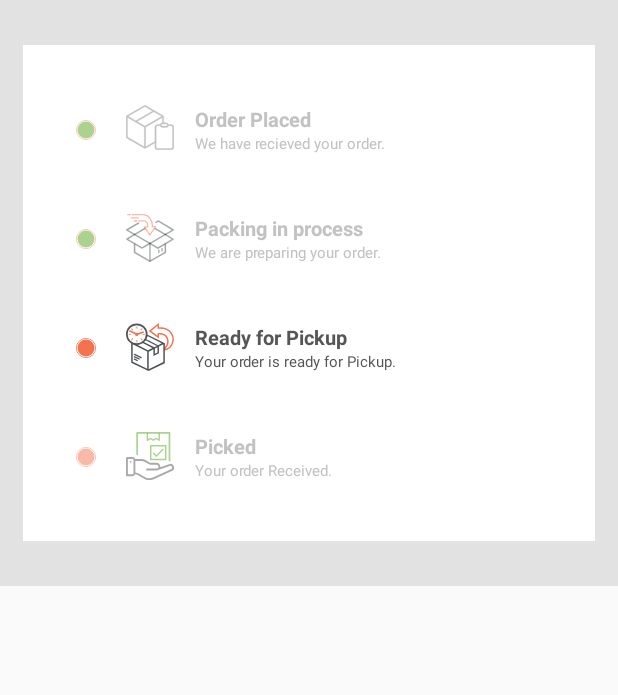
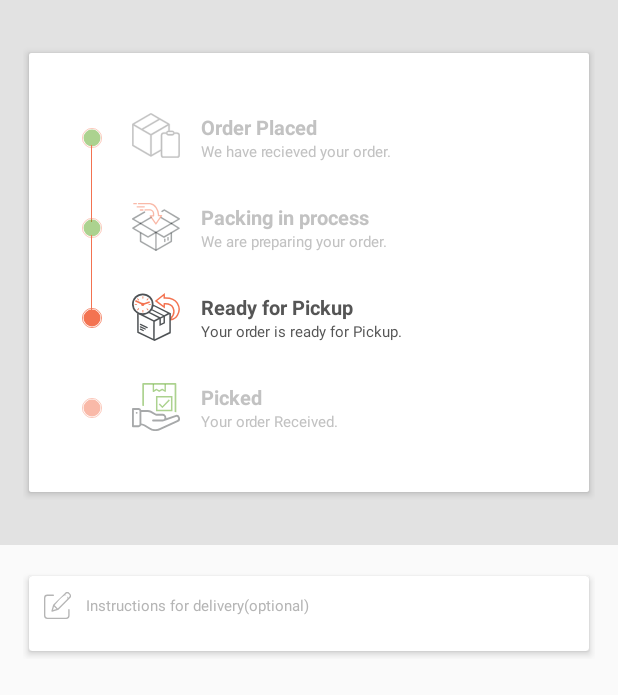
Before and after one commit to prakashreddyofferly/FirstProject, an Android app: the screen it shows after launch (MainActivity), on a phone screen of 412 x 824 dp. Shown: the top 695 px of the screen. Run offline under Robolectric (Android 15) with nearby library versions, the phone set to English and light mode, and no system bars.

Commit message:
updated order tracking

```diff
--- a/app/build.gradle
+++ b/app/build.gradle
@@ -31,6 +31,7 @@ dependencies {
     implementation 'androidx.appcompat:appcompat:1.0.2'
     implementation 'androidx.core:core-ktx:1.0.2'
     implementation 'androidx.constraintlayout:constraintlayout:1.1.3'
+    implementation "androidx.cardview:cardview:1.0.0"
     testImplementation 'junit:junit:4.12'
     androidTestImplementation 'androidx.test.ext:junit:1.1.1'
     androidTestImplementation 'androidx.test.espresso:espresso-core:3.2.0'
--- /dev/null
+++ b/app/src/main/res/drawable/box_shadow.xml
@@ -0,0 +1,20 @@
+<?xml version="1.0" encoding="utf-8"?>
+<layer-list xmlns:android="http://schemas.android.com/apk/res/android">
+    <item>
+        <shape android:shape="rectangle">
+            <solid android:color="#CABBBBBB"/>
+            <corners android:radius="2dp" />
+        </shape>
+    </item>
+
+    <item
+        android:left="0dp"
+        android:right="0dp"
+        android:top="0dp"
+        android:bottom="0dp">
+        <shape android:shape="rectangle">
+            <solid android:color="@android:color/white"/>
+            <corners android:radius="2dp" />
+        </shape>
+    </item>
+</layer-list>
--- /dev/null
+++ b/app/src/main/res/drawable/ic_edit_tools.xml
@@ -0,0 +1,12 @@
+<vector xmlns:android="http://schemas.android.com/apk/res/android"
+    android:width="18dp"
+    android:height="17.91dp"
+    android:viewportWidth="18"
+    android:viewportHeight="17.91">
+  <path
+      android:pathData="M16.619,11.235a0.448,0.448 0,0 0,-0.448 0.449v3.983a1.347,1.347 0,0 1,-1.345 1.346L2.242,17.013A1.347,1.347 0,0 1,0.9 15.666L0.9,3.976a1.347,1.347 0,0 1,1.345 -1.346L6.224,2.63a0.449,0.449 0,0 0,0 -0.9L2.242,1.73A2.245,2.245 0,0 0,0 3.976L0,15.667a2.245,2.245 0,0 0,2.242 2.243L14.825,17.91a2.245,2.245 0,0 0,2.242 -2.243L17.067,11.683a0.449,0.449 0,0 0,-0.448 -0.449ZM16.619,11.235"
+      android:fillColor="#b5b5b5"/>
+  <path
+      android:pathData="M16.891,0.587a2,2 0,0 0,-2.834 0l-7.945,7.945a0.445,0.445 0,0 0,-0.114 0.2l-1.045,3.772a0.445,0.445 0,0 0,0.548 0.548l3.772,-1.045a0.445,0.445 0,0 0,0.2 -0.114L17.414,3.939a2.006,2.006 0,0 0,0 -2.834ZM7.082,8.822s4.353,-5.4 6.5,-6.5 2.1,2.1 2.1,2.1l-6.5,6.5ZM6.663,9.663 L8.338,11.339 6.02,11.981ZM16.784,3.315 L16.312,3.787 14.212,1.687 14.684,1.215a1.113,1.113 0,0 1,1.574 0l0.523,0.523A1.115,1.115 0,0 1,16.784 3.314ZM16.784,3.315"
+      android:fillColor="#b5b5b5"/>
+</vector>
--- a/app/src/main/res/layout/activity_order.xml
+++ b/app/src/main/res/layout/activity_order.xml
@@ -1,7 +1,10 @@
 <?xml version="1.0" encoding="utf-8"?>
 <LinearLayout xmlns:android="http://schemas.android.com/apk/res/android"
+    xmlns:card_view="http://schemas.android.com/apk/res-auto"
     android:layout_width="match_parent"
-    android:layout_height="wrap_content">
+    android:layout_height="wrap_content"
+    xmlns:app="http://schemas.android.com/apk/res-auto"
+    android:orientation="vertical">
     <LinearLayout
         android:layout_width="match_parent"
         android:layout_height="wrap_content"
@@ -11,158 +14,224 @@
         android:paddingRight="15dp"
         android:background="#e2e2e2"
         android:orientation="vertical">
-        <LinearLayout
+        <androidx.cardview.widget.CardView
+            android:layout_height="wrap_content"
+            android:layout_width="match_parent"
+            card_view:cardUseCompatPadding="true"
+            card_view:cardElevation="3dp">
+            <RelativeLayout
                 android:layout_width="match_parent"
                 android:layout_height="wrap_content"
                 android:background="#FFF"
+                android:orientation="vertical"
+                android:paddingLeft="20dp"
                 android:paddingTop="40dp"
-            android:paddingBottom="40dp"
-            android:paddingLeft="20dp"
                 android:paddingRight="20dp"
-            android:orientation="vertical">
+                android:paddingBottom="40dp">
+
                 <LinearLayout
                     android:layout_width="match_parent"
                     android:layout_height="wrap_content"
                     android:orientation="horizontal">
+
                     <View
                         android:layout_width="13dp"
                         android:layout_height="13dp"
                         android:layout_marginLeft="15dp"
                         android:layout_marginTop="10dp"
-                    android:background="@drawable/ic_group_16111"/>
+                        android:background="@drawable/ic_group_16111" />
+
                     <View
+                        android:layout_width="32dp"
                         android:layout_height="30dp"
-                    android:layout_width="32dp"
                         android:layout_marginLeft="20dp"
-                    android:background="@drawable/ic_path_22770"/>
+                        android:background="@drawable/ic_path_22770" />
+
                     <LinearLayout
+                        android:layout_width="wrap_content"
                         android:layout_height="wrap_content"
-                    android:layout_width="wrap_content"
                         android:layout_marginLeft="14dp"
                         android:orientation="vertical">
+
                         <TextView
                             android:layout_width="wrap_content"
                             android:layout_height="wrap_content"
                             android:text="Order Placed"
                             android:textColor="#c2c2c2"
-                        android:textStyle="bold"
-                        android:textSize="13dp"/>
+                            android:textSize="13dp"
+                            android:textStyle="bold" />
+
                         <TextView
+                            android:layout_width="wrap_content"
                             android:layout_height="wrap_content"
-                        android:layout_width="wrap_content"
-                        android:textSize="10sp"
+                            android:text="We have recieved your order."
                             android:textColor="#c2c2c2"
-                        android:text="We have recieved your order."/>
+                            android:textSize="10sp" />
                     </LinearLayout>
                 </LinearLayout>
+                <View
+                    android:layout_width="0.5dp"
+                    android:layout_height="51.5dp"
+                    android:layout_marginTop="21dp"
+                    android:layout_marginLeft="21dp"
+                    android:background="#F37351"/>
                 <LinearLayout
                     android:layout_width="wrap_content"
                     android:layout_height="wrap_content"
-                android:layout_marginTop="40dp"
+                    android:layout_marginTop="60dp"
                     android:orientation="horizontal">
+
                     <View
                         android:layout_width="13dp"
                         android:layout_height="13dp"
                         android:layout_marginLeft="15dp"
                         android:layout_marginTop="10dp"
-                    android:background="@drawable/ic_group_16111"/>
+                        android:background="@drawable/ic_group_16111" />
+
                     <View
+                        android:layout_width="32dp"
                         android:layout_height="32dp"
-                    android:layout_width="32dp"
                         android:layout_marginLeft="20dp"
-                    android:background="@drawable/ic_packing_inprogress"/>
+                        android:background="@drawable/ic_packing_inprogress" />
+
                     <LinearLayout
+                        android:layout_width="wrap_content"
                         android:layout_height="wrap_content"
-                    android:layout_width="wrap_content"
                         android:layout_marginLeft="14dp"
                         android:orientation="vertical">
+
                         <TextView
                             android:layout_width="wrap_content"
                             android:layout_height="wrap_content"
                             android:text="Packing in process"
-                        android:textStyle="bold"
                             android:textColor="#c2c2c2"
-                        android:textSize="13dp"/>
+                            android:textSize="13dp"
+                            android:textStyle="bold" />
+
                         <TextView
+                            android:layout_width="wrap_content"
                             android:layout_height="wrap_content"
-                        android:layout_width="wrap_content"
-                        android:textSize="10dp"
+                            android:text="We are preparing your order."
                             android:textColor="#c2c2c2"
-                        android:text="We are preparing your order."/>
+                            android:textSize="10dp" />
                     </LinearLayout>
                 </LinearLayout>
+                <View
+                    android:layout_width="0.5dp"
+                    android:layout_height="51.5dp"
+                    android:layout_marginTop="81dp"
+                    android:layout_marginLeft="21dp"
+                    android:background="#F37351"/>
                 <LinearLayout
                     android:layout_width="wrap_content"
                     android:layout_height="wrap_content"
-                android:layout_marginTop="40dp"
+                    android:layout_marginTop="120dp"
                     android:orientation="horizontal">
+
                     <View
                         android:layout_width="13dp"
                         android:layout_height="13dp"
                         android:layout_marginLeft="15dp"
                         android:layout_marginTop="10dp"
-                    android:background="@drawable/ic_group_16114"/>
+                        android:background="@drawable/ic_group_16114" />
+
                     <View
+                        android:layout_width="32dp"
                         android:layout_height="32dp"
-                    android:layout_width="32dp"
                         android:layout_marginLeft="20dp"
-                    android:background="@drawable/ic_package"/>
+                        android:background="@drawable/ic_package" />
+
                     <LinearLayout
+                        android:layout_width="wrap_content"
                         android:layout_height="wrap_content"
-                    android:layout_width="wrap_content"
                         android:layout_marginLeft="14dp"
                         android:orientation="vertical">
+
                         <TextView
                             android:layout_width="wrap_content"
                             android:layout_height="wrap_content"
-                        android:textStyle="bold"
                             android:text="Ready for Pickup"
                             android:textColor="#555"
-                        android:textSize="13dp"/>
+                            android:textSize="13dp"
+                            android:textStyle="bold" />
+
                         <TextView
+                            android:layout_width="wrap_content"
                             android:layout_height="wrap_content"
-                        android:layout_width="wrap_content"
-                        android:textSize="10dp"
+                            android:text="Your order is ready for Pickup."
                             android:textColor="#555"
-                        android:text="Your order is ready for Pickup."/>
+                            android:textSize="10dp" />
                     </LinearLayout>
                 </LinearLayout>
+
                 <LinearLayout
                     android:layout_width="wrap_content"
                     android:layout_height="wrap_content"
-                android:layout_marginTop="40dp"
+                    android:layout_marginTop="180dp"
                     android:orientation="horizontal">
+
                     <View
                         android:layout_width="13dp"
                         android:layout_height="13dp"
                         android:layout_marginLeft="15dp"
                         android:layout_marginTop="10dp"
-                    android:background="@drawable/ic_group_16115"/>
+                        android:background="@drawable/ic_group_16115" />
+
                     <View
+                        android:layout_width="32dp"
                         android:layout_height="32dp"
-                    android:layout_width="32dp"
                         android:layout_marginLeft="20dp"
-                    android:background="@drawable/ic_group_15779"/>
+                        android:background="@drawable/ic_group_15779" />
+
                     <LinearLayout
+                        android:layout_width="wrap_content"
                         android:layout_height="wrap_content"
-                    android:layout_width="wrap_content"
                         android:layout_marginLeft="14dp"
                         android:orientation="vertical">
+
                         <TextView
                             android:layout_width="wrap_content"
                             android:layout_height="wrap_content"
-                        android:textStyle="bold"
                             android:text="Picked"
                             android:textColor="#c2c2c2"
-                        android:textSize="13dp"/>
+                            android:textSize="13dp"
+                            android:textStyle="bold" />
+
                         <TextView
+                            android:layout_width="wrap_content"
                             android:layout_height="wrap_content"
-                        android:layout_width="wrap_content"
                             android:text="Your order Received."
                             android:textColor="#c2c2c2"
-                        android:textSize="10dp"/>
+                            android:textSize="10dp" />
                     </LinearLayout>
                 </LinearLayout>
+            </RelativeLayout>
+        </androidx.cardview.widget.CardView>
+    </LinearLayout>
+    <LinearLayout
+        android:layout_width="match_parent"
+        android:layout_height="wrap_content"
+        android:orientation="vertical"
+        android:paddingLeft="15dp"
+        android:paddingTop="15dp"
+        android:paddingRight="15dp">
+        <androidx.cardview.widget.CardView
+            android:layout_width="match_parent"
+            android:layout_height="wrap_content"
+            card_view:cardElevation="3dp"
+            card_view:cardUseCompatPadding="true">
+            <EditText
+                android:layout_height="50dp"
+                android:layout_width="match_parent"
+                android:hint="Instructions for delivery(optional)"
+                android:textSize="10dp"
+                android:paddingLeft="10dp"
+                android:paddingRight="10dp"
+                android:paddingBottom="10dp"
+                android:textColorHint="#B5B5B5"
+                android:background="@drawable/box_shadow"
+                android:drawableLeft="@drawable/ic_edit_tools"
+                android:drawablePadding="10dp"/>
+        </androidx.cardview.widget.CardView>
     </LinearLayout>
 </LinearLayout>
-</LinearLayout>
--- a/build.gradle
+++ b/build.gradle
@@ -10,7 +10,6 @@ buildscript {
     dependencies {
         classpath 'com.android.tools.build:gradle:3.6.3'
         classpath "org.jetbrains.kotlin:kotlin-gradle-plugin:$kotlin_version"
-
         // NOTE: Do not place your application dependencies here; they belong
         // in the individual module build.gradle files
     }
```
Lines whose indentation alone changed are shown as unchanged.
